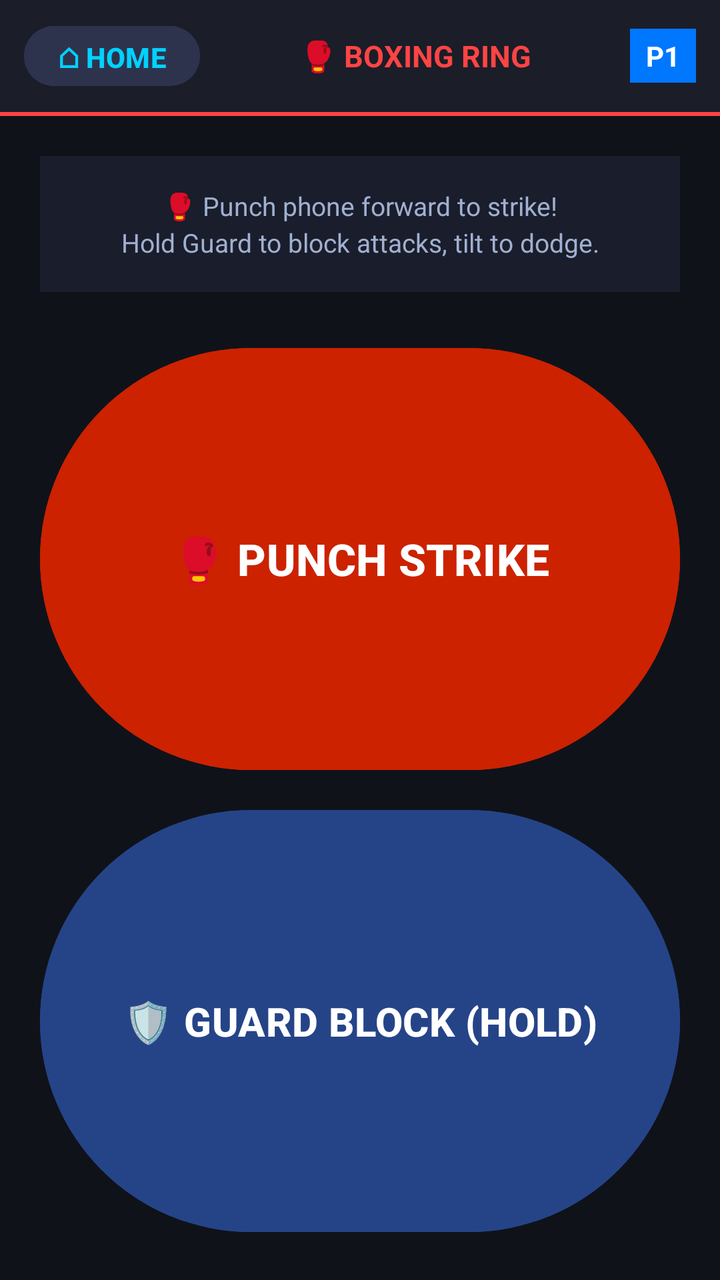
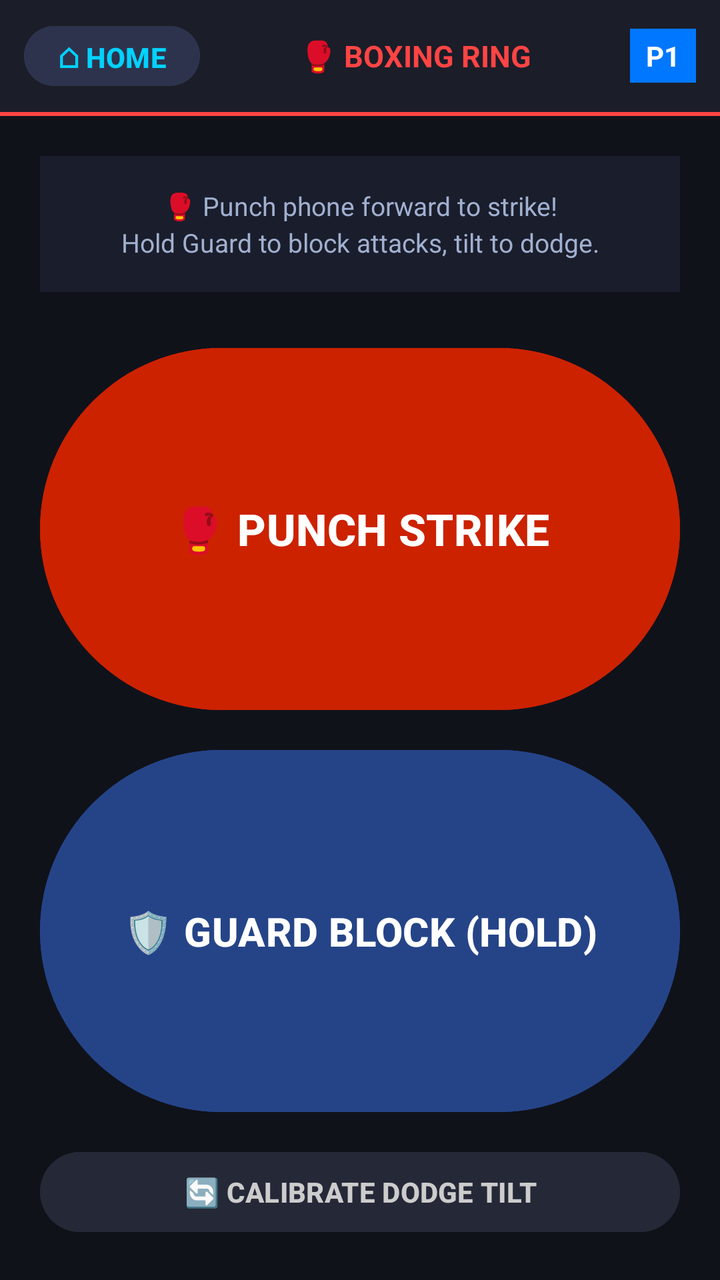

Compare the two renders of this Android layout. The source of the first and the diff that turns it into the second are given below.
<!-- AndroidManifest.xml: application theme Theme.QuickdrawController -->
<!-- res/layout/activity_boxing.xml -->
<?xml version="1.0" encoding="utf-8"?>
<LinearLayout xmlns:android="http://schemas.android.com/apk/res/android"
    android:layout_width="match_parent"
    android:layout_height="match_parent"
    android:orientation="vertical"
    android:background="#10121A">

    
    <LinearLayout
        android:layout_width="match_parent"
        android:layout_height="56dp"
        android:background="#1B1D28"
        android:orientation="horizontal"
        android:gravity="center_vertical"
        android:paddingStart="12dp"
        android:paddingEnd="12dp">

        <Button
            android:id="@+id/btnHome"
            android:layout_width="wrap_content"
            android:layout_height="38dp"
            android:text="⌂ HOME"
            android:textColor="#00D2FF"
            android:textStyle="bold"
            android:backgroundTint="#2E334D"
            android:paddingStart="12dp"
            android:paddingEnd="12dp" />

        <TextView
            android:layout_width="0dp"
            android:layout_height="wrap_content"
            android:layout_weight="1"
            android:text="🥊 BOXING RING"
            android:textColor="#FF4444"
            android:textStyle="bold"
            android:textSize="15sp"
            android:gravity="center" />

        <TextView
            android:id="@+id/txtPlayerBadge"
            android:layout_width="wrap_content"
            android:layout_height="wrap_content"
            android:text="P1"
            android:textColor="#FFFFFF"
            android:textStyle="bold"
            android:background="#0077FF"
            android:paddingStart="8dp"
            android:paddingEnd="8dp"
            android:paddingTop="4dp"
            android:paddingBottom="4dp" />

    </LinearLayout>

    <View
        android:layout_width="match_parent"
        android:layout_height="2dp"
        android:background="#FF4444" />

    <LinearLayout
        android:layout_width="match_parent"
        android:layout_height="match_parent"
        android:orientation="vertical"
        android:padding="20dp"
        android:gravity="center">

        <TextView
            android:layout_width="match_parent"
            android:layout_height="wrap_content"
            android:background="#1A1D2B"
            android:padding="16dp"
            android:text="🥊 Punch phone forward to strike!\nHold Guard to block attacks, tilt to dodge."
            android:textColor="#A0B0D0"
            android:textSize="13sp"
            android:gravity="center"
            android:lineSpacingExtra="3dp"
            android:layout_marginBottom="24dp" />

        <Button
            android:id="@+id/btnPunch"
            android:layout_width="match_parent"
            android:layout_height="0dp"
            android:layout_weight="1"
            android:layout_marginBottom="12dp"
            android:text="🥊 PUNCH STRIKE"
            android:textColor="#FFFFFF"
            android:textStyle="bold"
            android:textSize="22sp"
            android:backgroundTint="#CC2200" />

        <Button
            android:id="@+id/btnGuard"
            android:layout_width="match_parent"
            android:layout_height="0dp"
            android:layout_weight="1"
            android:text="🛡️ GUARD BLOCK (HOLD)"
            android:textColor="#FFFFFF"
            android:textStyle="bold"
            android:textSize="20sp"
            android:backgroundTint="#254488" />

    </LinearLayout>

</LinearLayout>
<!-- resources referenced by this layout -->
<resources>
  <style name="Theme.QuickdrawController" parent="Base.Theme.QuickdrawController" />
  <style name="Base.Theme.QuickdrawController" parent="Theme.Material3.DayNight.NoActionBar">
          
          
      </style>
</resources>

<!-- the commit's change to res/layout/activity_boxing.xml (unified diff, before → after) -->
@@ -96,7 +96,17 @@
             android:textColor="#FFFFFF"
             android:textStyle="bold"
             android:textSize="20sp"
-            android:backgroundTint="#254488" />
+            android:backgroundTint="#254488"
+            android:layout_marginBottom="12dp" />
+
+        <Button
+            android:id="@+id/btnCalibrate"
+            android:layout_width="match_parent"
+            android:layout_height="48dp"
+            android:text="🔄 CALIBRATE DODGE TILT"
+            android:textColor="#CCCCCC"
+            android:textStyle="bold"
+            android:backgroundTint="#252837" />
 
     </LinearLayout>
 
